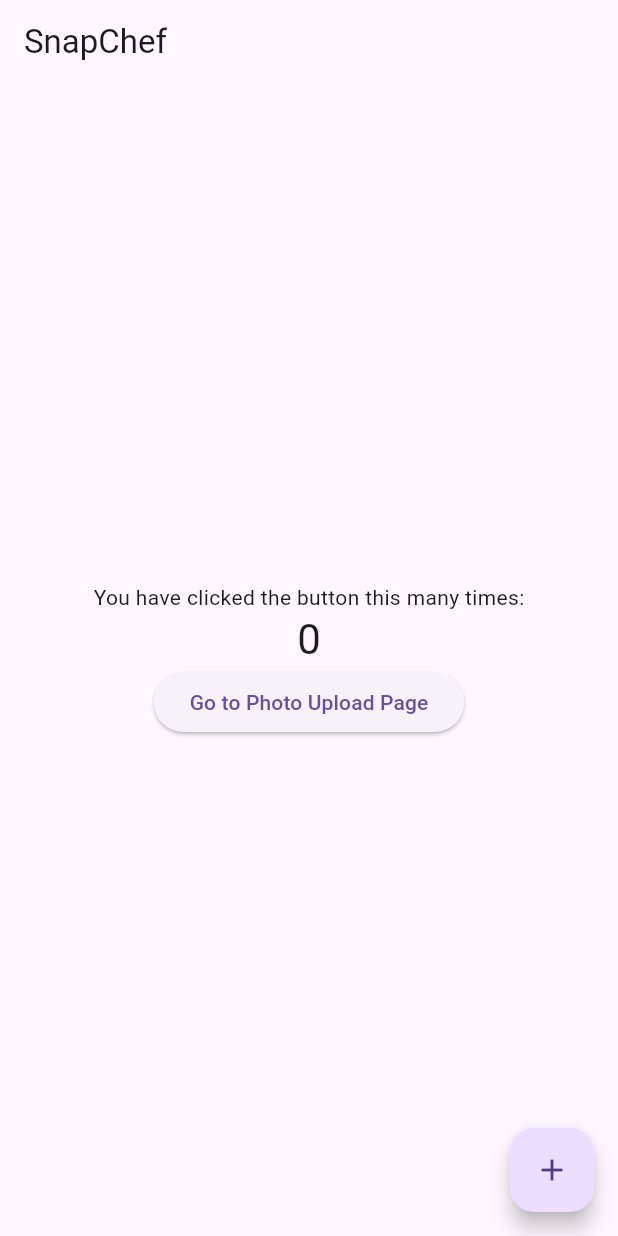
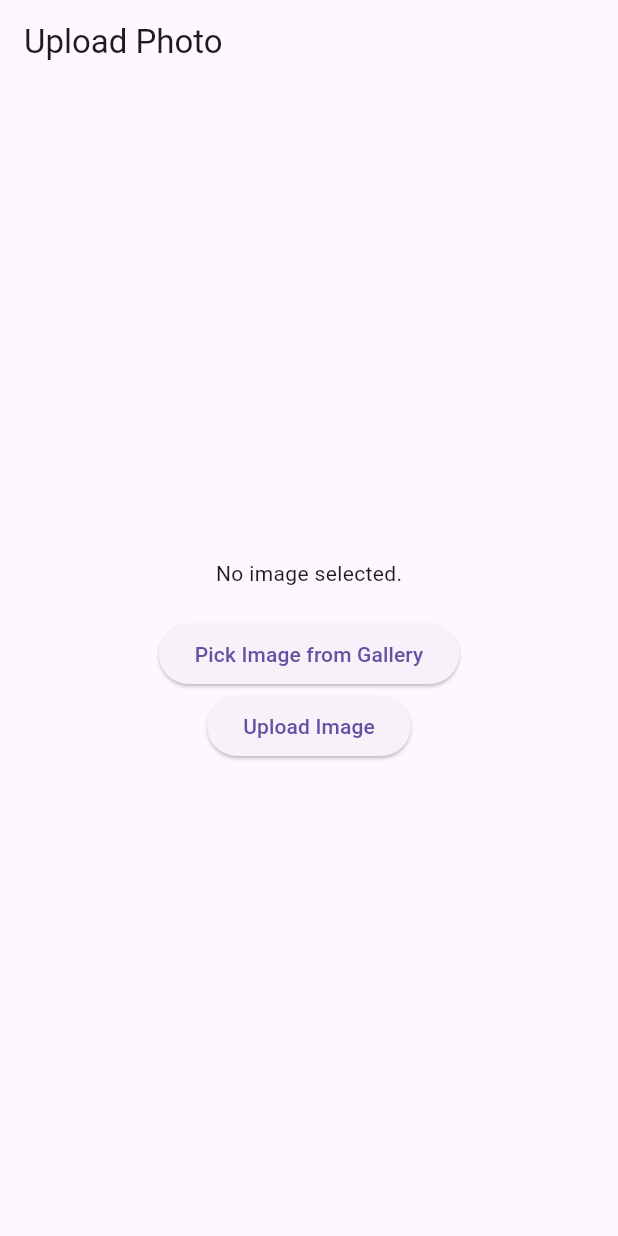
Before and after one commit to grv-sngh/SnapChef, a Flutter app: the screen it shows after launch, on a phone screen of 412 x 824 dp. Run offline on Flutter 3.47's test engine with Material 3 defaults, Android fonts, the phone set to English and light mode, and no system bars; our stand-ins replace image_picker.

Commit message:
frontend works

```diff
--- /dev/null
+++ b/snapchef/lib/image_upload_page.dart
@@ -0,0 +1,89 @@
+import 'dart:io';
+import 'package:flutter/material.dart';
+import 'package:image_picker/image_picker.dart';
+import 'package:http/http.dart' as http;
+import 'package:path/path.dart';
+import 'package:mime/mime.dart';
+import 'package:http_parser/http_parser.dart';
+
+class ImageUploadPage extends StatefulWidget {
+  @override
+  _ImageUploadPageState createState() => _ImageUploadPageState();
+}
+
+class _ImageUploadPageState extends State<ImageUploadPage> {
+  File? _image;
+
+  Future<void> _pickImage() async {
+    final picker = ImagePicker();
+    final pickedFile = await picker.pickImage(source: ImageSource.gallery);
+
+    if (pickedFile != null) {
+      setState(() {
+        _image = File(pickedFile.path);
+      });
+    } else {
+      print('No image selected.');
+    }
+  }
+
+  Future<void> _uploadImage() async {
+    if (_image == null) return;
+
+    final uri = Uri.parse('https://curly-space-potato-76wg9w9wx5vcg7j-5000.app.github.dev/upload');
+    final mimeTypeData = lookupMimeType(_image!.path, headerBytes: [0xFF, 0xD8])?.split('/');
+
+    if (mimeTypeData == null || mimeTypeData.length != 2) {
+      print('Could not determine mime type!');
+      return;
+    }
+
+    final imageUploadRequest = http.MultipartRequest('POST', uri)
+      ..files.add(
+        http.MultipartFile(
+          'photo',
+          _image!.readAsBytes().asStream(),
+          _image!.lengthSync(),
+          filename: basename(_image!.path),
+          contentType: MediaType(mimeTypeData[0], mimeTypeData[1]),
+        ),
+      );
+
+    try {
+      final response = await imageUploadRequest.send();
+      if (response.statusCode == 200) {
+        print('Image uploaded successfully.');
+      } else {
+        print('Image upload failed with status: ${response.statusCode}');
+      }
+    } catch (e) {
+      print('Error during upload: $e');
+    }
+  }
+
+  @override
+  Widget build(BuildContext context) {
+    return Scaffold(
+      appBar: AppBar(
+        title: Text('Upload Photo'),
+      ),
+      body: Center(
+        child: Column(
+          mainAxisAlignment: MainAxisAlignment.center,
+          children: <Widget>[
+            _image == null ? Text('No image selected.') : Image.file(_image!),
+            SizedBox(height: 20),
+            ElevatedButton(
+              onPressed: _pickImage,
+              child: Text('Pick Image from Gallery'),
+            ),
+            ElevatedButton(
+              onPressed: _uploadImage,
+              child: Text('Upload Image'),
+            ),
+          ],
+        ),
+      ),
+    );
+  }
+}
--- a/snapchef/lib/main.dart
+++ b/snapchef/lib/main.dart
@@ -1,5 +1,5 @@
 import 'package:flutter/material.dart';
-import 'photo_upload_page.dart'; // Import the new page
+import 'image_upload_page.dart';
 
 void main() {
   runApp(MyApp());
@@ -9,50 +9,11 @@ class MyApp extends StatelessWidget {
   @override
   Widget build(BuildContext context) {
     return MaterialApp(
-      title: 'Flutter Demo',
+      title: 'Image Upload',
       theme: ThemeData(
         primarySwatch: Colors.blue,
       ),
-      home: MyHomePage(),
+      home: ImageUploadPage(),
     );
   }
 }
-
-class MyHomePage extends StatelessWidget {
-  @override
-  Widget build(BuildContext context) {
-    return Scaffold(
-      appBar: AppBar(
-        title: Text('SnapChef'),
-      ),
-      body: Center(
-        child: Column(
-          mainAxisAlignment: MainAxisAlignment.center,
-          children: <Widget>[
-            Text('You have clicked the button this many times:'),
-            Text(
-              '0',
-              style: Theme.of(context).textTheme.headlineMedium,
-            ),
-            ElevatedButton(
-              onPressed: () {
-                Navigator.push(
-                  context,
-                  MaterialPageRoute(builder: (context) => PhotoUploadPage()),
-                );
-              },
-              child: Text('Go to Photo Upload Page'),
-            ),
-          ],
-        ),
-      ),
-      floatingActionButton: FloatingActionButton(
-        onPressed: () {
-          // Add your onPressed code here!
-        },
-        tooltip: 'Increment',
-        child: Icon(Icons.add),
-      ),
-    );
-  }
-}
```
Also changed, not shown: snapchef/lib/photo_upload_page.dart (deleted, +0 -73 lines).
